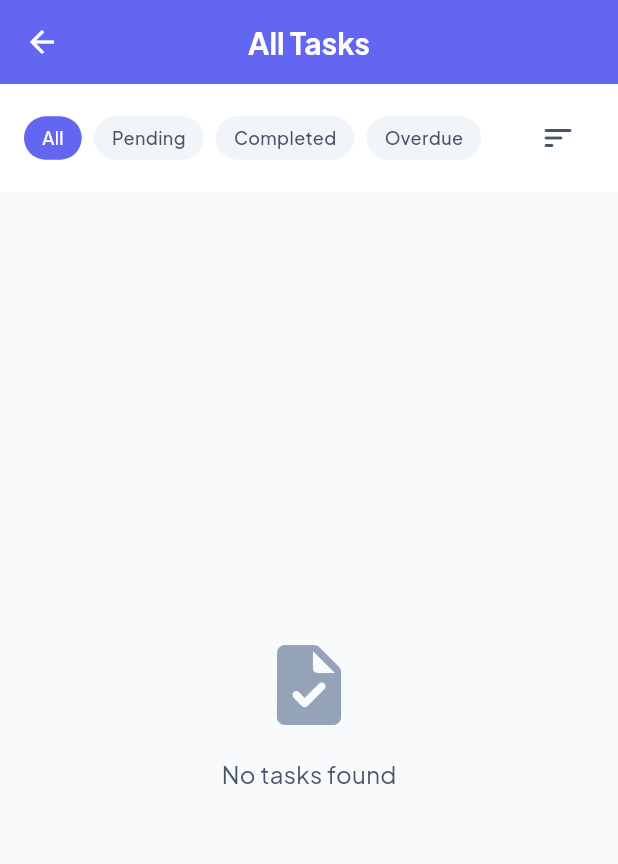
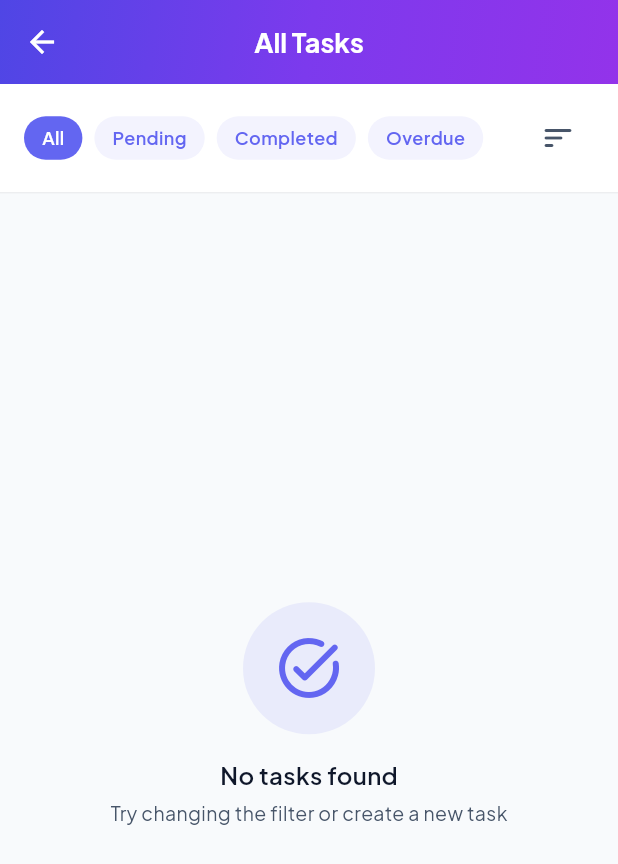
Before and after one commit to rashid54231/plaintext, a Flutter app: the TaskListScreen screen opened directly, on a phone screen of 412 x 824 dp. Shown: the top 864 px of the screen. Run offline on Flutter 3.47's test engine with Material 3 defaults, Android fonts, the phone set to English and light mode, and no system bars; our stand-ins replace cached_network_image, connectivity_plus, file_picker, fl_chart, flutter_animate, flutter_local_notifications and 7 more; accounts and stored records are empty; statements that could not run were skipped.

Commit message:
changes and updates

```diff
--- a/lib/features/tasks/screens/task_list_screen.dart
+++ b/lib/features/tasks/screens/task_list_screen.dart
@@ -8,6 +8,7 @@ import '../../../models/user.dart';
 import '../../../providers/task_provider.dart';
 import '../../../providers/user_provider.dart';
 import '../../../services/database_service.dart';
+import '../../../shared/widgets/status_badge.dart';
 import 'task_detail_screen.dart';
 import 'create_task_screen.dart';
 
@@ -26,16 +27,30 @@ class _TaskListScreenState extends State<TaskListScreen> {
   Widget build(BuildContext context) {
     final userProvider = context.watch<UserProvider>();
     final isManager = userProvider.isManager;
+    final isDark = Theme.of(context).brightness == Brightness.dark;
+    final bg = isDark ? AppColors.backgroundDark : AppColors.background;
+    final card = isDark ? AppColors.cardDark : Colors.white;
+    final textPrimary = isDark ? AppColors.textPrimaryDark : AppColors.textPrimary;
+    final textSecondary = isDark ? AppColors.textSecondaryDark : AppColors.textSecondary;
 
     return Scaffold(
+      backgroundColor: bg,
       appBar: AppBar(
-        title: const Text('All Tasks'),
-        backgroundColor: AppColors.primary,
+        title: Text(
+          'All Tasks',
+          style: GoogleFonts.plusJakartaSans(fontSize: 18, fontWeight: FontWeight.bold),
+        ),
+        flexibleSpace: Container(
+          decoration: const BoxDecoration(
+            gradient: AppColors.heroGradient,
+          ),
+        ),
         foregroundColor: Colors.white,
+        elevation: 0,
       ),
       body: Column(
         children: [
-          _buildFilterBar(),
+          _buildFilterBar(card, textSecondary),
           Expanded(
             child: Consumer<TaskProvider>(
               builder: (context, taskProvider, _) {
@@ -47,13 +62,29 @@ class _TaskListScreenState extends State<TaskListScreen> {
                         child: Column(
                           mainAxisAlignment: MainAxisAlignment.center,
                           children: [
-                            Icon(Icons.task_rounded, size: 64, color: AppColors.textHint),
+                            Container(
+                              padding: const EdgeInsets.all(20),
+                              decoration: BoxDecoration(
+                                color: AppColors.primary.withValues(alpha: 0.1),
+                                shape: BoxShape.circle,
+                              ),
+                              child: Icon(Icons.task_alt_rounded, size: 48, color: AppColors.primary),
+                            ),
                             const SizedBox(height: 16),
                             Text(
                               'No tasks found',
                               style: GoogleFonts.plusJakartaSans(
                                 fontSize: 16,
-                                color: AppColors.textSecondary,
+                                fontWeight: FontWeight.w600,
+                                color: textPrimary,
+                              ),
+                            ),
+                            const SizedBox(height: 4),
+                            Text(
+                              'Try changing the filter or create a new task',
+                              style: GoogleFonts.plusJakartaSans(
+                                fontSize: 13,
+                                color: textSecondary,
                               ),
                             ),
                           ],
@@ -64,7 +95,7 @@ class _TaskListScreenState extends State<TaskListScreen> {
                         itemCount: tasks.length,
                         itemBuilder: (context, index) {
                           final task = tasks[index];
-                          return _buildTaskItem(task);
+                          return _buildTaskItem(task, card, textPrimary, textSecondary);
                         },
                       );
               },
@@ -80,16 +111,19 @@ class _TaskListScreenState extends State<TaskListScreen> {
                 );
               },
               backgroundColor: AppColors.primary,
-              child: const Icon(Icons.add, color: Colors.white),
+              child: const Icon(Icons.add_rounded, color: Colors.white),
             )
           : null,
     );
   }
 
-  Widget _buildFilterBar() {
+  Widget _buildFilterBar(Color cardColor, Color textSecondary) {
     return Container(
       padding: const EdgeInsets.symmetric(horizontal: 16, vertical: 12),
-      color: Colors.white,
+      decoration: BoxDecoration(
+        color: cardColor,
+        border: Border(bottom: BorderSide(color: textSecondary.withValues(alpha: 0.1))),
+      ),
       child: Row(
         children: [
           _buildFilterChip('All', 'all'),
@@ -101,7 +135,7 @@ class _TaskListScreenState extends State<TaskListScreen> {
           _buildFilterChip('Overdue', 'overdue'),
           const Spacer(),
           PopupMenuButton<String>(
-            icon: const Icon(Icons.sort_rounded, color: AppColors.textSecondary),
+            icon: Icon(Icons.sort_rounded, color: textSecondary),
             onSelected: (value) => setState(() => _sortBy = value),
             itemBuilder: (context) => [
               const PopupMenuItem(value: 'dueDate', child: Text('Sort by Due Date')),
@@ -118,18 +152,19 @@ class _TaskListScreenState extends State<TaskListScreen> {
     final isSelected = _filterStatus == value;
     return GestureDetector(
       onTap: () => setState(() => _filterStatus = value),
-      child: Container(
+      child: AnimatedContainer(
+        duration: const Duration(milliseconds: 200),
         padding: const EdgeInsets.symmetric(horizontal: 12, vertical: 6),
         decoration: BoxDecoration(
-          color: isSelected ? AppColors.primary : AppColors.divider,
+          color: isSelected ? AppColors.primary : AppColors.primary.withValues(alpha: 0.08),
           borderRadius: BorderRadius.circular(20),
         ),
         child: Text(
           label,
           style: GoogleFonts.plusJakartaSans(
             fontSize: 12,
-            fontWeight: FontWeight.w500,
-            color: isSelected ? Colors.white : AppColors.textSecondary,
+            fontWeight: FontWeight.w600,
+            color: isSelected ? Colors.white : AppColors.primary,
           ),
         ),
       ),
@@ -166,7 +201,7 @@ class _TaskListScreenState extends State<TaskListScreen> {
     return filtered;
   }
 
-  Widget _buildTaskItem(Task task) {
+  Widget _buildTaskItem(Task task, Color card, Color textPrimary, Color textSecondary) {
     return FutureBuilder<List<User>>(
       future: DatabaseService.instance.getTaskAssignedUsers(task.id!),
       builder: (context, snapshot) {
@@ -183,21 +218,21 @@ class _TaskListScreenState extends State<TaskListScreen> {
             margin: const EdgeInsets.only(bottom: 12),
             padding: const EdgeInsets.all(16),
             decoration: BoxDecoration(
-              color: Colors.white,
+              color: card,
               borderRadius: BorderRadius.circular(16),
               boxShadow: [
                 BoxShadow(
-                  color: Colors.black.withOpacity(0.05),
+                  color: Colors.black.withValues(alpha: 0.04),
                   blurRadius: 10,
                   offset: const Offset(0, 4),
                 ),
               ],
               border: Border.all(
                 color: task.isOverdue
-                    ? AppColors.error.withOpacity(0.3)
+                    ? AppColors.error.withValues(alpha: 0.35)
                     : task.isCompleted
-                        ? AppColors.success.withOpacity(0.3)
-                        : Colors.transparent,
+                        ? AppColors.success.withValues(alpha: 0.3)
+                        : textSecondary.withValues(alpha: 0.1),
               ),
             ),
             child: Column(
@@ -208,7 +243,7 @@ class _TaskListScreenState extends State<TaskListScreen> {
                     Container(
                       padding: const EdgeInsets.symmetric(horizontal: 8, vertical: 4),
                       decoration: BoxDecoration(
-                        color: _getPriorityColor(task.priority).withOpacity(0.1),
+                        color: _getPriorityColor(task.priority).withValues(alpha: 0.12),
                         borderRadius: BorderRadius.circular(8),
                       ),
                       child: Text(
@@ -226,17 +261,16 @@ class _TaskListScreenState extends State<TaskListScreen> {
                         task.title,
                         style: GoogleFonts.plusJakartaSans(
                           fontSize: 15,
-                          fontWeight: FontWeight.w600,
-                          color: AppColors.textPrimary,
+                          fontWeight: FontWeight.w700,
+                          color: textPrimary,
+                          decoration: task.isCompleted ? TextDecoration.lineThrough : null,
                         ),
                         maxLines: 1,
                         overflow: TextOverflow.ellipsis,
                       ),
                     ),
-                    if (task.isCompleted)
-                      const Icon(Icons.check_circle_rounded, color: AppColors.success, size: 20)
-                    else if (task.isOverdue)
-                      const Icon(Icons.warning_rounded, color: AppColors.error, size: 20),
+                    const SizedBox(width: 8),
+                    StatusBadge.fromStatus(task.status),
                   ],
                 ),
                 if (task.description.isNotEmpty) ...[
@@ -245,7 +279,7 @@ class _TaskListScreenState extends State<TaskListScreen> {
                     task.description,
                     style: GoogleFonts.plusJakartaSans(
                       fontSize: 13,
-                      color: AppColors.textSecondary,
+                      color: textSecondary,
                     ),
                     maxLines: 2,
                     overflow: TextOverflow.ellipsis,
@@ -254,23 +288,27 @@ class _TaskListScreenState extends State<TaskListScreen> {
                 const SizedBox(height: 12),
                 Row(
                   children: [
-                    Icon(Icons.person_outline, size: 14, color: AppColors.textHint),
+                    Icon(Icons.person_outline_rounded, size: 14, color: textSecondary),
                     const SizedBox(width: 4),
-                    Text(
-                      assignedUsers.isEmpty ? 'No students' : 'To: $assignedNames',
-                      style: GoogleFonts.plusJakartaSans(
-                        fontSize: 12,
-                        color: AppColors.textSecondary,
+                    Expanded(
+                      child: Text(
+                        assignedUsers.isEmpty ? 'No students' : 'To: $assignedNames',
+                        style: GoogleFonts.plusJakartaSans(
+                          fontSize: 12,
+                          color: textSecondary,
+                        ),
+                        maxLines: 1,
+                        overflow: TextOverflow.ellipsis,
                       ),
                     ),
-                    const Spacer(),
-                    Icon(Icons.calendar_today, size: 14, color: AppColors.textHint),
+                    const SizedBox(width: 8),
+                    Icon(Icons.calendar_today_rounded, size: 14, color: textSecondary),
                     const SizedBox(width: 4),
                     Text(
                       DateFormatter.formatDueDate(task.dueDate),
                       style: GoogleFonts.plusJakartaSans(
                         fontSize: 12,
-                        color: task.isOverdue ? AppColors.error : AppColors.textSecondary,
+                        color: task.isOverdue ? AppColors.error : textSecondary,
                         fontWeight: task.isOverdue ? FontWeight.w600 : FontWeight.normal,
                       ),
                     ),
--- a/pubspec.yaml
+++ b/pubspec.yaml
@@ -39,6 +39,8 @@ dev_dependencies:
 
 flutter:
   uses-material-design: true
+  assets:
+    - assets/images/
 
 flutter_launcher_icons:
   android: "launcher_icon"
```
Also changed, not shown: lib/features/auth/screens/login_screen.dart (+36 -32 lines), lib/features/auth/screens/widgets/animated_auth_background.dart (+45 -54 lines), lib/features/tasks/screens/create_task_screen.dart (+5 -2 lines), lib/features/tasks/screens/task_comments_screen.dart (+13 -3 lines), lib/features/tasks/screens/task_detail_screen.dart (+10 -2 lines), assets/images/auth_bg.jpg (added).
